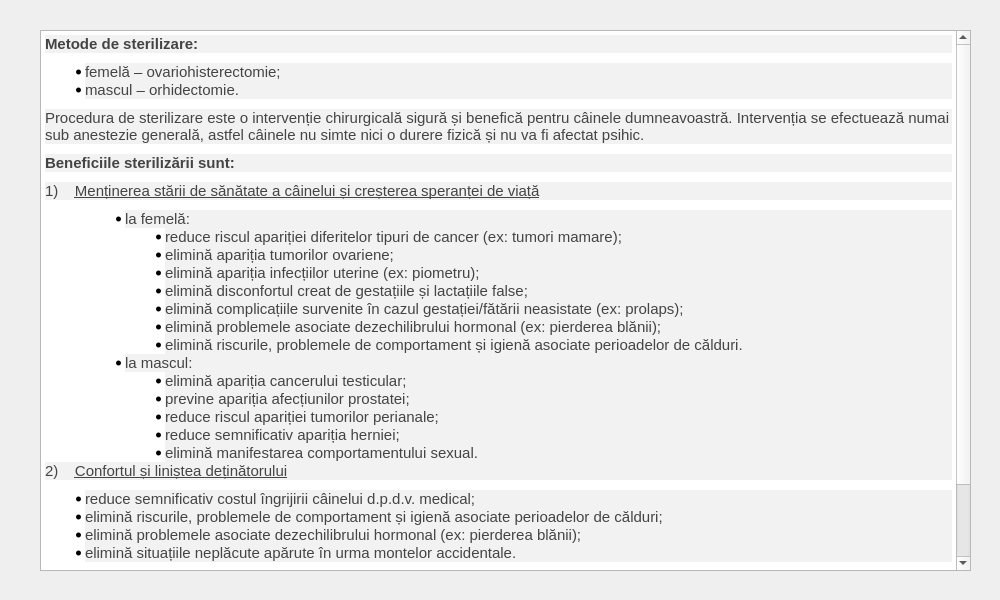
Before: the Qt Designer form sterilizareinfo.ui in ericktudor/ASPA, drawn with Qt 5.
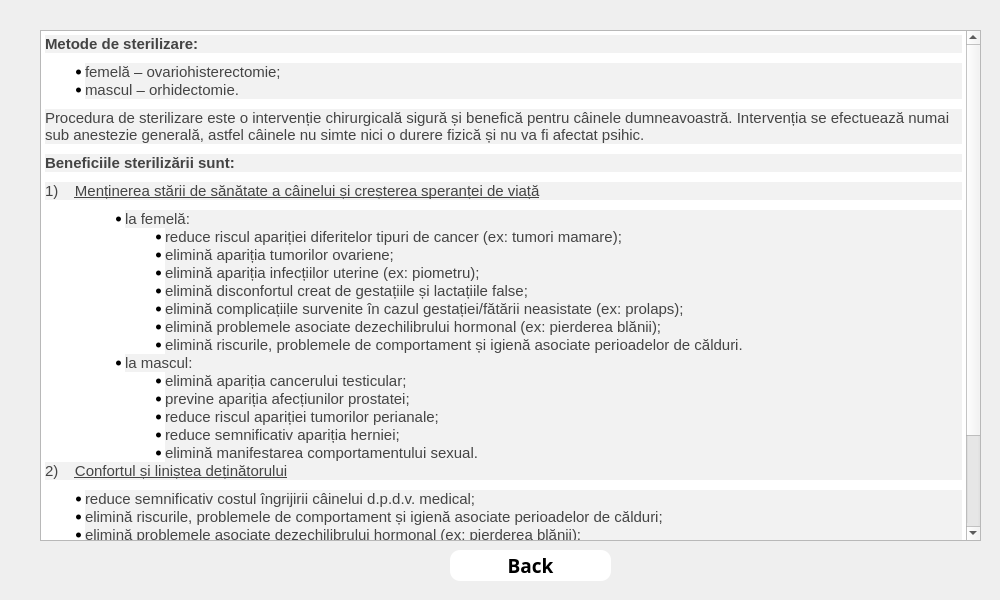
After: the same form once the commit is applied. Icons and pictures are not drawn.

Diff of the .ui file:
```diff
--- a/sterilizareinfo.ui
+++ b/sterilizareinfo.ui
@@ -25,8 +25,8 @@
     <rect>
      <x>40</x>
      <y>30</y>
-     <width>931</width>
-     <height>541</height>
+     <width>941</width>
+     <height>511</height>
     </rect>
    </property>
    <property name="html">
@@ -65,6 +65,38 @@
 &lt;li style=&quot; font-family:'Merriweather'; font-size:15px; color:#444444; background-color:#f2f2f2;&quot; style=&quot; margin-top:0px; margin-bottom:10px; margin-left:0px; margin-right:0px; -qt-block-indent:0; text-indent:0px;&quot;&gt;&lt;span style=&quot; font-size:15px;&quot;&gt;reducerea costurilor municipalității privind gestionarea populației canine.&lt;/span&gt;&lt;/li&gt;&lt;/ul&gt;&lt;/body&gt;&lt;/html&gt;</string>
    </property>
   </widget>
+  <widget class="QPushButton" name="pushButton">
+   <property name="geometry">
+    <rect>
+     <x>450</x>
+     <y>550</y>
+     <width>161</width>
+     <height>31</height>
+    </rect>
+   </property>
+   <property name="minimumSize">
+    <size>
+     <width>80</width>
+     <height>0</height>
+    </size>
+   </property>
+   <property name="font">
+    <font>
+     <family>Segoe UI Black</family>
+     <pointsize>14</pointsize>
+     <bold>true</bold>
+    </font>
+   </property>
+   <property name="styleSheet">
+    <string notr="true">#pushButton{
+	background-color: rgb(255, 255, 255);
+border-radius:10px;
+}</string>
+   </property>
+   <property name="text">
+    <string>Back</string>
+   </property>
+  </widget>
  </widget>
  <resources/>
  <connections/>
```
